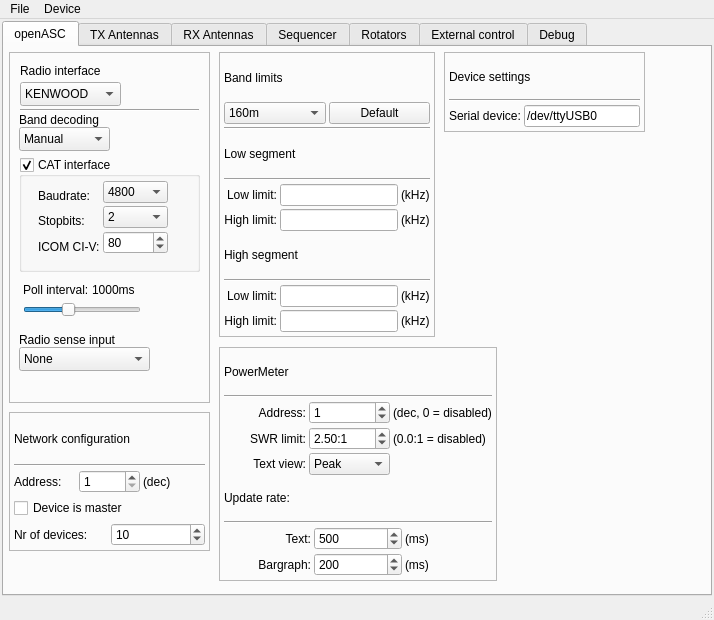
Qt form c/openASC_Configurator/ui/mainwindow.ui (thegeek82000/openasc) before a commit.
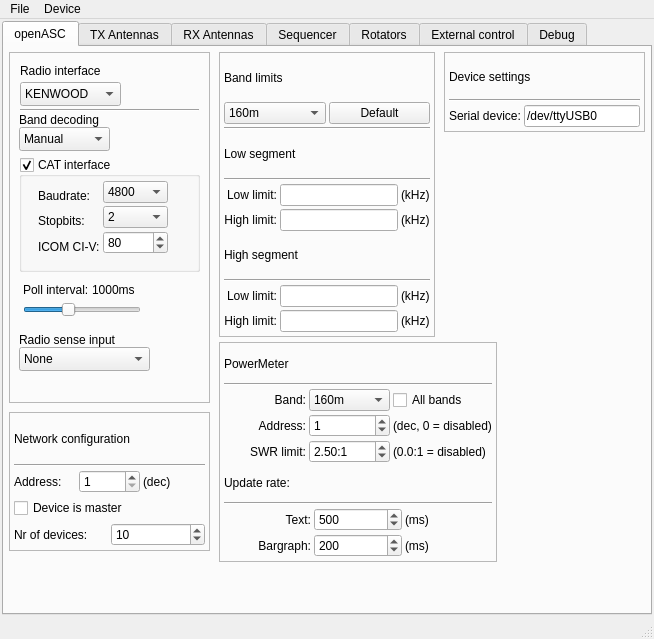
The same form after that commit. The open tabs and pages were chosen to show the change.

```diff
--- a/c/openASC_Configurator/ui/mainwindow.ui
+++ b/c/openASC_Configurator/ui/mainwindow.ui
@@ -6,8 +6,8 @@
    <rect>
     <x>0</x>
     <y>0</y>
-    <width>714</width>
-    <height>620</height>
+    <width>654</width>
+    <height>639</height>
    </rect>
   </property>
   <property name="windowTitle">
@@ -809,9 +809,9 @@
         <property name="geometry">
          <rect>
           <x>215</x>
-          <y>300</y>
+          <y>295</y>
           <width>278</width>
-          <height>234</height>
+          <height>220</height>
          </rect>
         </property>
         <property name="frameShape">
@@ -841,6 +841,65 @@
          <item>
           <layout class="QGridLayout" name="gridLayout_12">
            <item row="0" column="0">
+            <widget class="QLabel" name="labelPowerMeterAddress_3">
+             <property name="text">
+              <string>Band:</string>
+             </property>
+             <property name="alignment">
+              <set>Qt::AlignRight|Qt::AlignTrailing|Qt::AlignVCenter</set>
+             </property>
+            </widget>
+           </item>
+           <item row="0" column="1">
+            <widget class="QComboBox" name="comboBoxPowerMeterBand">
+             <item>
+              <property name="text">
+               <string>160m</string>
+              </property>
+             </item>
+             <item>
+              <property name="text">
+               <string>80m</string>
+              </property>
+             </item>
+             <item>
+              <property name="text">
+               <string>40m</string>
+              </property>
+             </item>
+             <item>
+              <property name="text">
+               <string>30m</string>
+              </property>
+             </item>
+             <item>
+              <property name="text">
+               <string>20m</string>
+              </property>
+             </item>
+             <item>
+              <property name="text">
+               <string>17m</string>
+              </property>
+             </item>
+             <item>
+              <property name="text">
+               <string>15m</string>
+              </property>
+             </item>
+             <item>
+              <property name="text">
+               <string>12m</string>
+              </property>
+             </item>
+             <item>
+              <property name="text">
+               <string>10m</string>
+              </property>
+             </item>
+            </widget>
+           </item>
+           <item row="1" column="0">
             <widget class="QLabel" name="labelPowerMeterAddress">
              <property name="text">
               <string>Address:</string>
@@ -850,7 +909,7 @@
              </property>
             </widget>
            </item>
-           <item row="0" column="1">
+           <item row="1" column="1">
             <widget class="QSpinBox" name="spinBoxPowerMeterAddress">
              <property name="minimum">
               <number>0</number>
@@ -863,14 +922,14 @@
              </property>
             </widget>
            </item>
-           <item row="0" column="2">
+           <item row="1" column="2">
             <widget class="QLabel" name="labelPowerMeterAddressDec">
              <property name="text">
               <string>(dec, 0 = disabled)</string>
              </property>
             </widget>
            </item>
-           <item row="1" column="0">
+           <item row="2" column="0">
             <widget class="QLabel" name="labelPowerMeterSWR">
              <property name="text">
               <string>SWR limit:</string>
@@ -880,7 +939,7 @@
              </property>
             </widget>
            </item>
-           <item row="1" column="1">
+           <item row="2" column="1">
             <widget class="QDoubleSpinBox" name="doubleSpinBoxPowerMeterSWR">
              <property name="suffix">
               <string>:1</string>
@@ -896,35 +955,18 @@
              </property>
             </widget>
            </item>
-           <item row="1" column="2">
+           <item row="2" column="2">
             <widget class="QLabel" name="labelPowerMeterSWRLimit">
              <property name="text">
               <string>(0.0:1 = disabled)</string>
              </property>
             </widget>
            </item>
-           <item row="2" column="0">
-            <widget class="QLabel" name="labelPowerMeterTextView">
+           <item row="0" column="2">
+            <widget class="QCheckBox" name="checkBoxPowerMeterAllBands">
              <property name="text">
-              <string>Text view:</string>
+              <string>All bands</string>
              </property>
-             <property name="alignment">
-              <set>Qt::AlignRight|Qt::AlignTrailing|Qt::AlignVCenter</set>
-             </property>
-            </widget>
-           </item>
-           <item row="2" column="1">
-            <widget class="QComboBox" name="comboBoxPowerMeterTextView">
-             <item>
-              <property name="text">
-               <string>Peak</string>
-              </property>
-             </item>
-             <item>
-              <property name="text">
-               <string>Average</string>
-              </property>
-             </item>
             </widget>
            </item>
           </layout>
@@ -3453,7 +3495,7 @@
     <rect>
      <x>0</x>
      <y>0</y>
-     <width>714</width>
+     <width>654</width>
      <height>23</height>
     </rect>
    </property>
```
Left out of the diff: 20 changed lines with no effect on the pictures.
